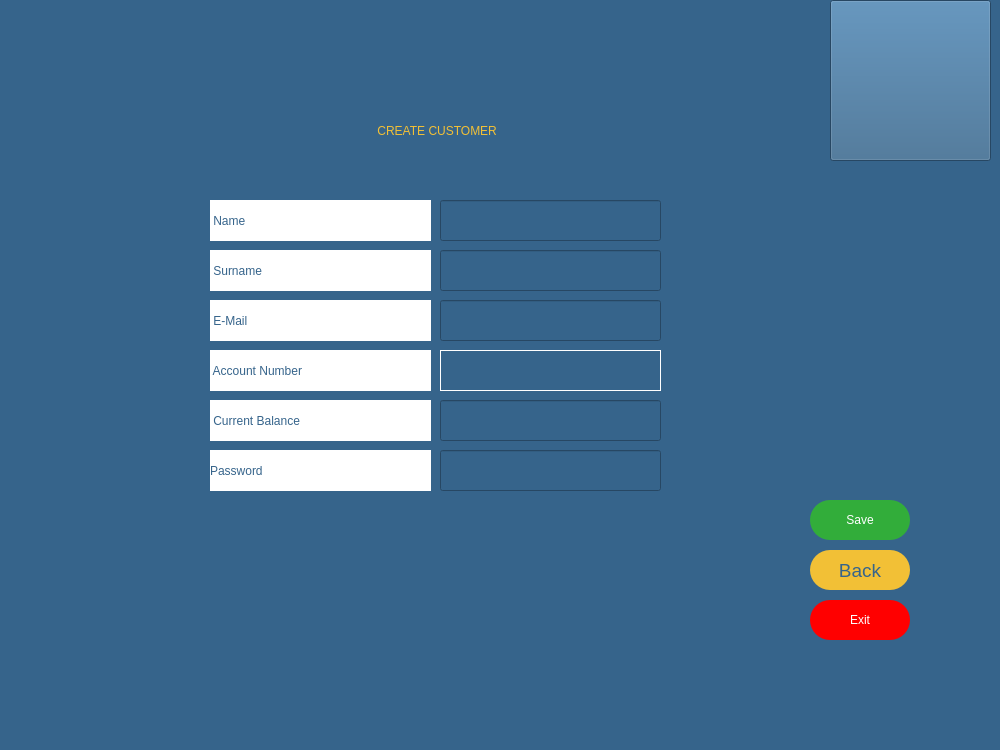
First picture: the form in createcustomerpage.ui, repository melihorhanyilmaz/Project, before the edit.
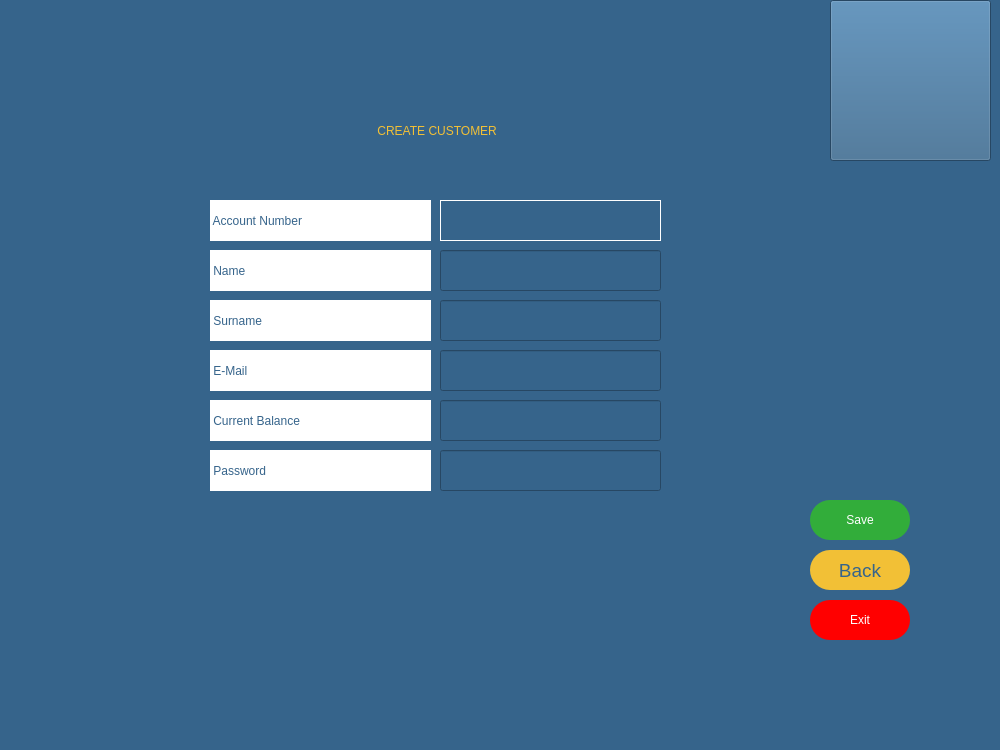
Second picture: the form after the edit. Icons and pictures are not drawn.

Patch:
```diff
--- a/createcustomerpage.ui
+++ b/createcustomerpage.ui
@@ -21,7 +21,7 @@
     <property name="geometry">
      <rect>
       <x>440</x>
-      <y>200</y>
+      <y>250</y>
       <width>221</width>
       <height>41</height>
      </rect>
@@ -38,7 +38,7 @@
     <property name="geometry">
      <rect>
       <x>440</x>
-      <y>250</y>
+      <y>300</y>
       <width>221</width>
       <height>41</height>
      </rect>
@@ -52,7 +52,7 @@
     <property name="geometry">
      <rect>
       <x>440</x>
-      <y>300</y>
+      <y>350</y>
       <width>221</width>
       <height>41</height>
      </rect>
@@ -119,7 +119,7 @@
     <property name="geometry">
      <rect>
       <x>210</x>
-      <y>200</y>
+      <y>250</y>
       <width>221</width>
       <height>41</height>
      </rect>
@@ -137,7 +137,7 @@
     <property name="geometry">
      <rect>
       <x>210</x>
-      <y>250</y>
+      <y>300</y>
       <width>221</width>
       <height>41</height>
      </rect>
@@ -155,7 +155,7 @@
     <property name="geometry">
      <rect>
       <x>210</x>
-      <y>300</y>
+      <y>350</y>
       <width>221</width>
       <height>41</height>
      </rect>
@@ -173,7 +173,7 @@
     <property name="geometry">
      <rect>
       <x>210</x>
-      <y>350</y>
+      <y>200</y>
       <width>221</width>
       <height>41</height>
      </rect>
@@ -260,7 +260,7 @@
 font: 63 14pt &quot;Montserrat SemiBold&quot;;</string>
     </property>
     <property name="text">
-     <string>Password</string>
+     <string> Password</string>
     </property>
    </widget>
    <widget class="QLineEdit" name="li_password">
@@ -303,7 +303,7 @@
     <property name="geometry">
      <rect>
       <x>440</x>
-      <y>350</y>
+      <y>200</y>
       <width>221</width>
       <height>41</height>
      </rect>
```
Left out of the diff: 6 changed lines with no effect on the pictures.
